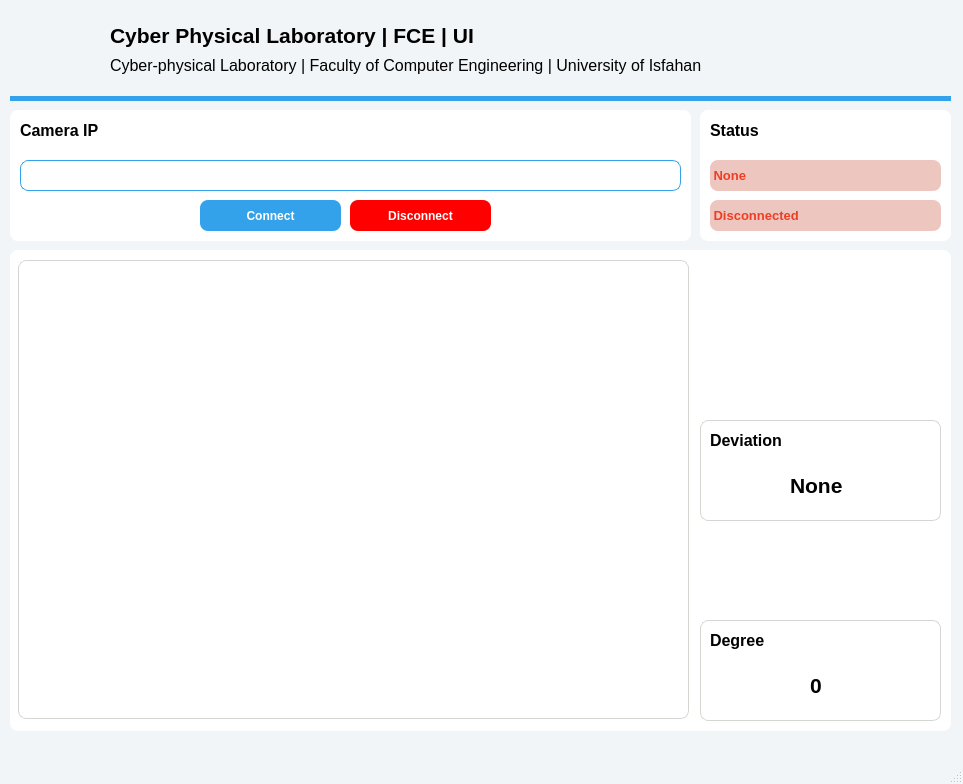
Qt form 4-User Interface/untitled/mainwindow.ui (pouriaSameti/industrial-pose-estimation) before a commit.
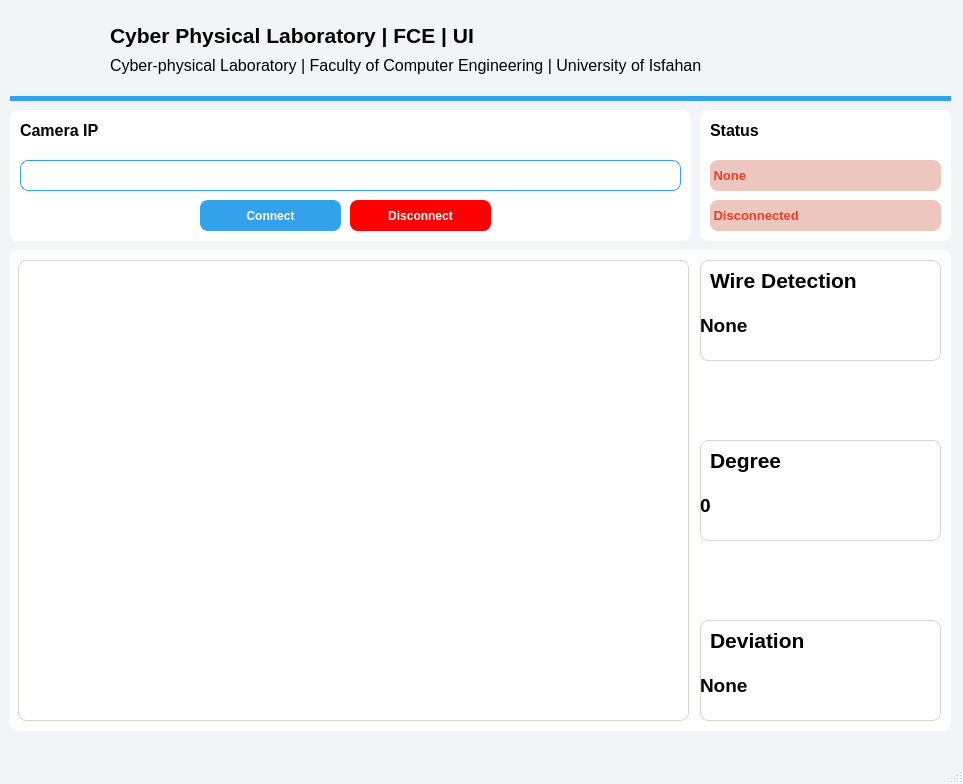
The same form after that commit. Icons and pictures are not drawn.

Commit message: UI -> Add wire-detection label.

```diff
--- a/4-User Interface/untitled/mainwindow.ui
+++ b/4-User Interface/untitled/mainwindow.ui
@@ -227,7 +227,7 @@
      <property name="geometry">
       <rect>
        <x>690</x>
-       <y>370</y>
+       <y>190</y>
        <width>241</width>
        <height>101</height>
       </rect>
@@ -256,7 +256,7 @@
       </property>
       <property name="font">
        <font>
-        <pointsize>12</pointsize>
+        <pointsize>16</pointsize>
         <bold>true</bold>
        </font>
       </property>
@@ -267,18 +267,23 @@
      <widget class="QLabel" name="degreeLabel">
       <property name="geometry">
        <rect>
-        <x>110</x>
+        <x>0</x>
         <y>50</y>
-        <width>31</width>
+        <width>241</width>
         <height>31</height>
        </rect>
       </property>
       <property name="font">
        <font>
-        <pointsize>16</pointsize>
+        <pointsize>14</pointsize>
         <bold>true</bold>
        </font>
       </property>
+      <property name="styleSheet">
+       <string notr="true">QLabel#degreeLabel {
+	qproperty-alignment: AlignCenter;
+}</string>
+      </property>
       <property name="text">
        <string>0</string>
       </property>
@@ -288,7 +293,7 @@
      <property name="geometry">
       <rect>
        <x>690</x>
-       <y>170</y>
+       <y>370</y>
        <width>241</width>
        <height>101</height>
       </rect>
@@ -317,7 +322,7 @@
       </property>
       <property name="font">
        <font>
-        <pointsize>12</pointsize>
+        <pointsize>16</pointsize>
         <bold>true</bold>
        </font>
       </property>
@@ -328,18 +333,23 @@
      <widget class="QLabel" name="deviationLabel">
       <property name="geometry">
        <rect>
-        <x>90</x>
+        <x>0</x>
         <y>50</y>
-        <width>61</width>
+        <width>241</width>
         <height>31</height>
        </rect>
       </property>
       <property name="font">
        <font>
-        <pointsize>16</pointsize>
+        <pointsize>14</pointsize>
         <bold>true</bold>
        </font>
       </property>
+      <property name="styleSheet">
+       <string notr="true">QLabel#deviationLabel {
+	qproperty-alignment: AlignCenter;
+}</string>
+      </property>
       <property name="text">
        <string>None</string>
       </property>
@@ -351,7 +361,7 @@
        <x>8</x>
        <y>10</y>
        <width>671</width>
-       <height>459</height>
+       <height>461</height>
       </rect>
      </property>
      <property name="styleSheet">
@@ -369,6 +379,72 @@
       <pixmap resource="resources.qrc">:/icons/camera.png</pixmap>
      </property>
     </widget>
+    <widget class="QFrame" name="wireFrame">
+     <property name="geometry">
+      <rect>
+       <x>690</x>
+       <y>10</y>
+       <width>241</width>
+       <height>101</height>
+      </rect>
+     </property>
+     <property name="styleSheet">
+      <string notr="true">QFrame#wireFrame {
+	 border: 1px solid #d5d6d2;
+	background-color: white;
+	border-radius: 8px;
+}</string>
+     </property>
+     <property name="frameShape">
+      <enum>QFrame::Shape::StyledPanel</enum>
+     </property>
+     <property name="frameShadow">
+      <enum>QFrame::Shadow::Raised</enum>
+     </property>
+     <widget class="QLabel" name="labInfoLabel2_8">
+      <property name="geometry">
+       <rect>
+        <x>10</x>
+        <y>0</y>
+        <width>211</width>
+        <height>41</height>
+       </rect>
+      </property>
+      <property name="font">
+       <font>
+        <pointsize>16</pointsize>
+        <bold>true</bold>
+       </font>
+      </property>
+      <property name="text">
+       <string>Wire Detection</string>
+      </property>
+     </widget>
+     <widget class="QLabel" name="wireStatusLabel">
+      <property name="geometry">
+       <rect>
+        <x>0</x>
+        <y>50</y>
+        <width>241</width>
+        <height>31</height>
+       </rect>
+      </property>
+      <property name="font">
+       <font>
+        <pointsize>14</pointsize>
+        <bold>true</bold>
+       </font>
+      </property>
+      <property name="styleSheet">
+       <string notr="true">QLabel#wireStatusLabel {
+	qproperty-alignment: AlignCenter;
+}</string>
+      </property>
+      <property name="text">
+       <string>None</string>
+      </property>
+     </widget>
+    </widget>
    </widget>
    <widget class="QFrame" name="statusFrame">
     <property name="geometry">
```
The commit also changes 4 other files.
